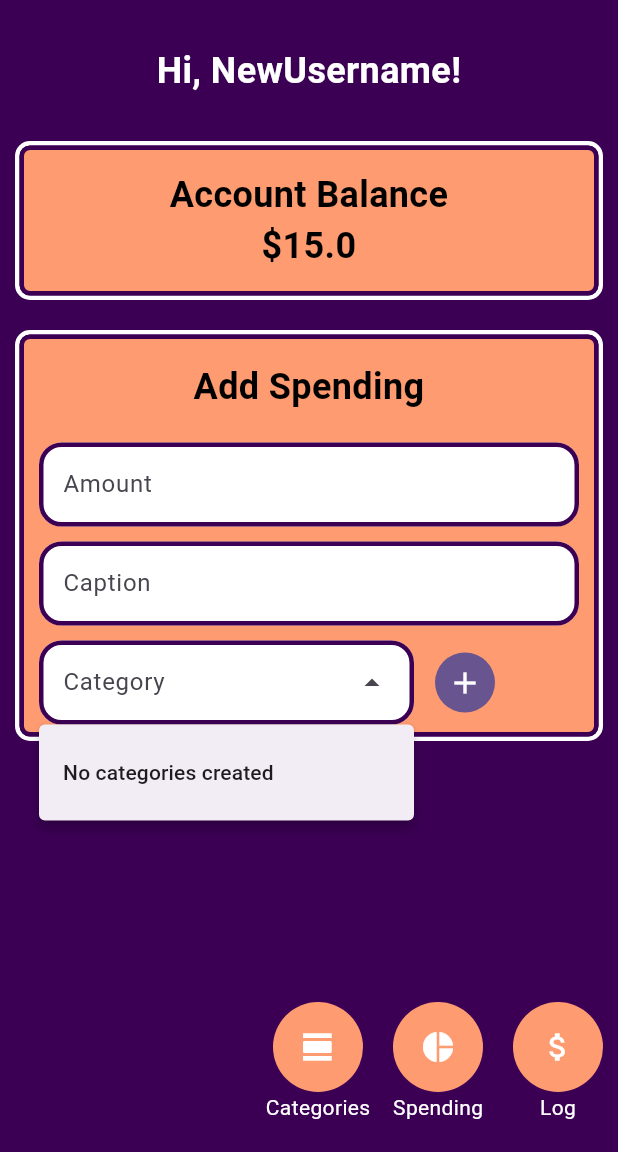
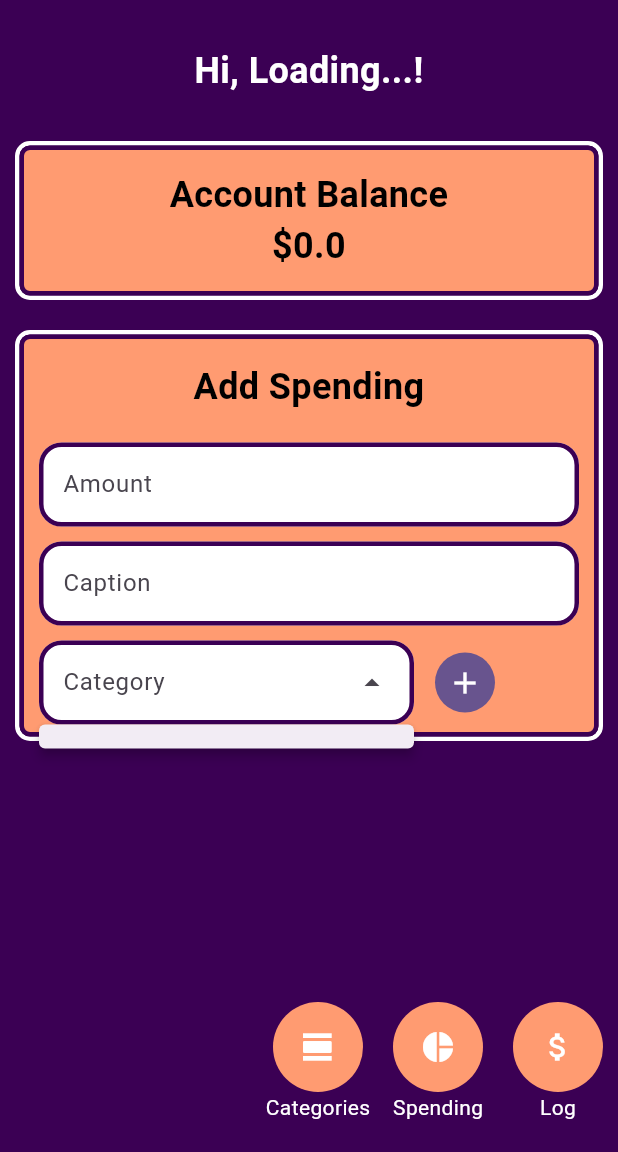
Before and after one commit to Cos229-239/2025_09_Team3, a Flutter app: the HomeScreenState screen opened directly, after a tap on the "arrow drop down" icon, on a phone screen of 412 x 824 dp, the part 84-1236 px from its top. Run offline on Flutter 3.47's test engine with Material 3 defaults, Android fonts, the phone set to English and light mode, and no system bars; our stand-ins replace fl_chart, flutter_colorpicker, shared_preferences, sqflite; missing offline and left inert: bcrypt; accounts and stored records are empty.

Commit message:
Conencted sign in, accout creation, and most of the home screen functionality to that database

```diff
--- a/pocketbook/lib/home_screen.dart
+++ b/pocketbook/lib/home_screen.dart
@@ -13,40 +13,64 @@ class HomeScreenState extends StatefulWidget {
 }
 
 class _HomeScreenStateManager extends State<HomeScreenState> {
-  String userName = "PLACEHOLDER";
-  double balance = 0;
-  List<String> categoryList = ["Bills", "Leisure"];
+  String? userName = "Loading...";
+  double? balance = 0.00;
+  List<String> categoryList = [];
   final TextEditingController addAmountController = TextEditingController();
   final TextEditingController addCaptionController = TextEditingController();
   final TextEditingController addCategotyController = TextEditingController();
   final DatabaseHandler db = DatabaseHandler.databaseInstance!;
-  int userID = 1; //TODO: TEMP VARIABLE REMOVE WHEN SIGN IN IS DONE
-  //TODO: Method here to draw variable details from database
-  void getUserData() {
+  int userID = DatabaseHandler.userID;
+
+  @override
+  void initState() {
+    super.initState();
+    getUserData();
+  }
+
+  Future<void> getUserData() async {
     //Grab info from DB
-    db.manualUpdate();
-    // db.testUser(); //TODO: Change to proper function
+    List<Map<String, Object?>> userData = await db.getUserData(userID);
+    List<Map<String, Object?>> userCategories = await db.getCategories(userID);
+    if (mounted) {
+      setState(() {
+        userName = userData.first['fname'] as String;
+        balance = 0;
+        if (userData.isNotEmpty && userData.first['account_balance'] != null)
+        {
+          balance = userData.first['account_balance'] as double;
+        }
+
+        if (userCategories.isNotEmpty) {
+          print(userCategories);
+          //TODO: populate Category list
+          // categoryList = [];
+          // for (int i = 0; i < userCategories.length; i++) {
+          //   categoryList.add(userCategories.elementAt(i).)
+          // }
+          //loop through, add each category to list variable
+          categoryList = ["No categories created"];
+        }
+        categoryList = ["No categories created"];
+        print(userData + userCategories);
+     });
+    }
 
 
 
-    userName = "NewUsername";
-    balance = 15.00;
-    categoryList = ["No categories created"];
   }
-
 
   void _addSpending() {
     double amount = double.parse(addAmountController.text);
     String caption = addCaptionController.text;
     String category = addCategotyController.text;
 
+    //TODO: Clear input fields, error prevention
     db.addSpending(userID, category, caption, amount);
-    //TODO: Clear input fields, error prevention
   }
 
   @override
   Widget build(BuildContext context) {
-    getUserData();
     return Scaffold(
       backgroundColor: Color(0xFF3B0054),
       appBar: AppBar(
--- a/pocketbook/lib/main.dart
+++ b/pocketbook/lib/main.dart
@@ -1,13 +1,13 @@
 import 'package:flutter/material.dart';
 import 'package:flutter/services.dart';
-import 'package:pocketbook/account_creation.dart';
 import 'package:pocketbook/welcome_screen.dart';
-import './database_handler.dart';
+import 'package:pocketbook/database_handler.dart';
 
 void main() async {
   WidgetsFlutterBinding.ensureInitialized();
 
   DatabaseHandler.databaseInstance = await DatabaseHandler.create();
+
 
   runApp(MyApp());
   SystemChrome.setPreferredOrientations([DeviceOrientation.portraitUp]);
--- a/pocketbook/lib/welcome_screen.dart
+++ b/pocketbook/lib/welcome_screen.dart
@@ -1,6 +1,6 @@
 import 'package:flutter/material.dart';
-import 'package:pocketbook/home_screen.dart';
 import 'package:pocketbook/sign_in_screen.dart';
+
 
 class WelcomeScreen extends StatelessWidget {
   const WelcomeScreen({super.key});
```
Also changed, not shown: pocketbook/lib/account_creation.dart (+22 -111 lines), pocketbook/lib/database_handler.dart (+9 -8 lines), pocketbook/lib/sign_in_screen.dart (+23 -7 lines).
